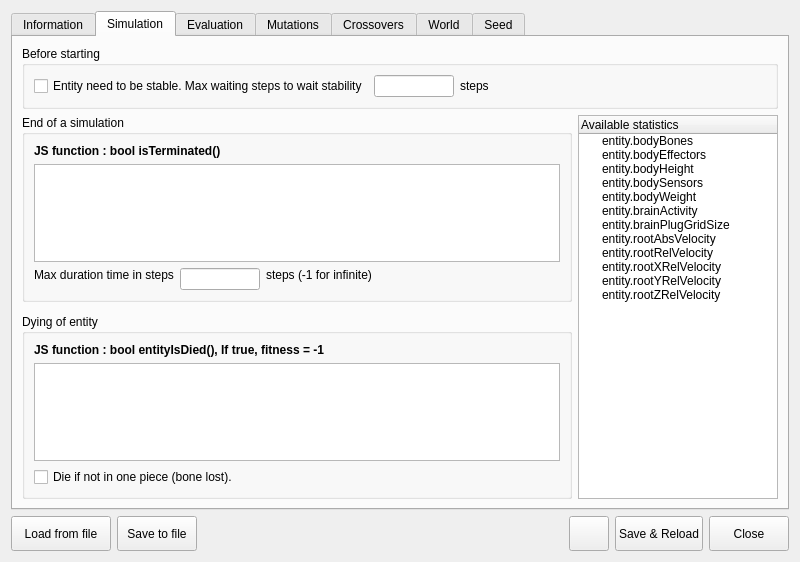
Above: src/genelab/core/ui/widgets/experiments/experimentspropertiescontroller.ui from GeneCraft/GeneCraft-Project before the change. Below: the same form after it.
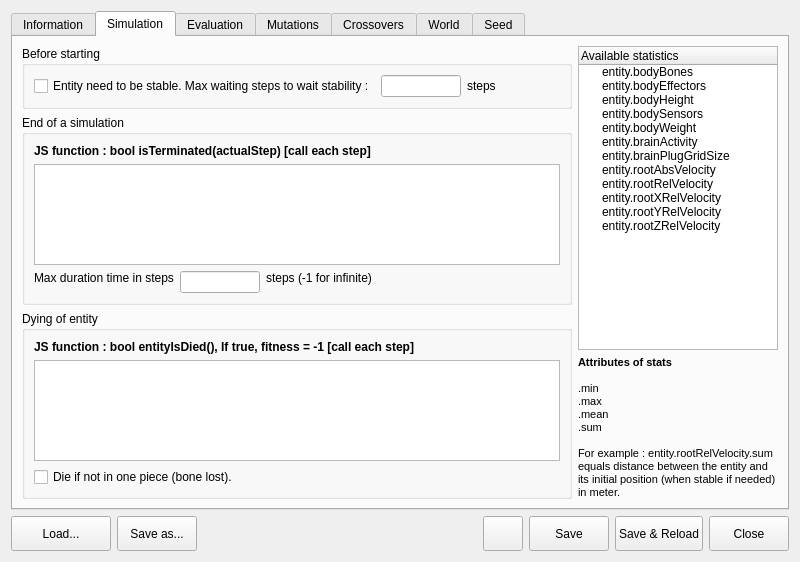
That is the form after the change. The open tabs and pages were chosen to show the change. Icons and pictures are not drawn.

The edit to the form file:
```diff
--- a/src/genelab/core/ui/widgets/experiments/experimentspropertiescontroller.ui
+++ b/src/genelab/core/ui/widgets/experiments/experimentspropertiescontroller.ui
@@ -31,7 +31,7 @@
      </property>
     </spacer>
    </item>
-   <item row="2" column="5">
+   <item row="2" column="6">
     <widget class="QPushButton" name="pbClose">
      <property name="minimumSize">
       <size>
@@ -70,7 +70,7 @@
       </size>
      </property>
      <property name="text">
-      <string>Load from file</string>
+      <string>Load...</string>
      </property>
      <property name="icon">
       <iconset resource="../../../ressources/ressources.qrc">
@@ -78,8 +78,8 @@
      </property>
     </widget>
    </item>
-   <item row="2" column="4">
-    <widget class="QPushButton" name="pbSave">
+   <item row="2" column="5">
+    <widget class="QPushButton" name="pbSaveAndReload">
      <property name="minimumSize">
       <size>
        <width>0</width>
@@ -100,7 +100,7 @@
       </size>
      </property>
      <property name="text">
-      <string>Save to file</string>
+      <string>Save as...</string>
      </property>
      <property name="icon">
       <iconset resource="../../../ressources/ressources.qrc">
@@ -108,10 +108,10 @@
      </property>
     </widget>
    </item>
-   <item row="0" column="0" colspan="6">
+   <item row="0" column="0" colspan="7">
     <widget class="QTabWidget" name="tabWidget">
      <property name="currentIndex">
-      <number>0</number>
+      <number>6</number>
      </property>
      <widget class="QWidget" name="tab_6">
       <attribute name="icon">
@@ -206,7 +206,7 @@
        <string>Simulation</string>
       </attribute>
       <layout class="QGridLayout" name="gridLayout_3">
-       <item row="0" column="0" colspan="2">
+       <item row="0" column="0">
         <widget class="QGroupBox" name="groupBox_6">
          <property name="title">
           <string>Before starting</string>
@@ -248,7 +248,7 @@
           <item row="1" column="0">
            <widget class="QCheckBox" name="cbOnlyIfEntityIsStable">
             <property name="text">
-             <string>Entity need to be stable. Max waiting steps to wait stability</string>
+             <string>Entity need to be stable. Max waiting steps to wait stability :</string>
             </property>
             <property name="checked">
              <bool>false</bool>
@@ -273,7 +273,7 @@
              </font>
             </property>
             <property name="text">
-             <string>JS function : bool isTerminated()</string>
+             <string>JS function : bool isTerminated(actualStep) [call each step]</string>
             </property>
            </widget>
           </item>
@@ -329,7 +329,82 @@
          </layout>
         </widget>
        </item>
-       <item row="3" column="0">
+       <item row="0" column="1" rowspan="3">
+        <widget class="QTreeWidget" name="twAvailableStatsInSim">
+         <property name="maximumSize">
+          <size>
+           <width>200</width>
+           <height>16777215</height>
+          </size>
+         </property>
+         <column>
+          <property name="text">
+           <string>Available statistics</string>
+          </property>
+         </column>
+         <item>
+          <property name="text">
+           <string>entity.bodyBones</string>
+          </property>
+         </item>
+         <item>
+          <property name="text">
+           <string>entity.bodyEffectors</string>
+          </property>
+         </item>
+         <item>
+          <property name="text">
+           <string>entity.bodyHeight</string>
+          </property>
+         </item>
+         <item>
+          <property name="text">
+           <string>entity.bodySensors</string>
+          </property>
+         </item>
+         <item>
+          <property name="text">
+           <string>entity.bodyWeight</string>
+          </property>
+         </item>
+         <item>
+          <property name="text">
+           <string>entity.brainActivity</string>
+          </property>
+         </item>
+         <item>
+          <property name="text">
+           <string>entity.brainPlugGridSize</string>
+          </property>
+         </item>
+         <item>
+          <property name="text">
+           <string>entity.rootAbsVelocity</string>
+          </property>
+         </item>
+         <item>
+          <property name="text">
+           <string>entity.rootRelVelocity</string>
+          </property>
+         </item>
+         <item>
+          <property name="text">
+           <string>entity.rootXRelVelocity</string>
+          </property>
+         </item>
+         <item>
+          <property name="text">
+           <string>entity.rootYRelVelocity</string>
+          </property>
+         </item>
+         <item>
+          <property name="text">
+           <string>entity.rootZRelVelocity</string>
+          </property>
+         </item>
+        </widget>
+       </item>
+       <item row="2" column="0" rowspan="2">
         <widget class="QGroupBox" name="groupBox_8">
          <property name="title">
           <string>Dying of entity</string>
@@ -360,86 +435,38 @@
              </font>
             </property>
             <property name="text">
-             <string>JS function : bool entityIsDied(), If true, fitness = -1</string>
+             <string>JS function : bool entityIsDied(), If true, fitness = -1 [call each step]</string>
             </property>
            </widget>
           </item>
          </layout>
         </widget>
        </item>
-       <item row="1" column="1" rowspan="3">
-        <widget class="QTreeWidget" name="twAvailableStatsInSim">
+       <item row="3" column="1">
+        <widget class="QLabel" name="label_6">
          <property name="maximumSize">
           <size>
            <width>200</width>
            <height>16777215</height>
           </size>
          </property>
-         <column>
-          <property name="text">
-           <string>Available statistics</string>
-          </property>
-         </column>
-         <item>
-          <property name="text">
-           <string>entity.bodyBones</string>
-          </property>
-         </item>
-         <item>
-          <property name="text">
-           <string>entity.bodyEffectors</string>
-          </property>
-         </item>
-         <item>
-          <property name="text">
-           <string>entity.bodyHeight</string>
-          </property>
-         </item>
-         <item>
-          <property name="text">
-           <string>entity.bodySensors</string>
-          </property>
-         </item>
-         <item>
-          <property name="text">
-           <string>entity.bodyWeight</string>
-          </property>
-         </item>
-         <item>
-          <property name="text">
-           <string>entity.brainActivity</string>
-          </property>
-         </item>
-         <item>
-          <property name="text">
-           <string>entity.brainPlugGridSize</string>
-          </property>
-         </item>
-         <item>
-          <property name="text">
-           <string>entity.rootAbsVelocity</string>
-          </property>
-         </item>
-         <item>
-          <property name="text">
-           <string>entity.rootRelVelocity</string>
-          </property>
-         </item>
-         <item>
-          <property name="text">
-           <string>entity.rootXRelVelocity</string>
-          </property>
-         </item>
-         <item>
-          <property name="text">
-           <string>entity.rootYRelVelocity</string>
-          </property>
-         </item>
-         <item>
-          <property name="text">
-           <string>entity.rootZRelVelocity</string>
-          </property>
-         </item>
+         <property name="text">
+          <string>&lt;!DOCTYPE HTML PUBLIC &quot;-//W3C//DTD HTML 4.0//EN&quot; &quot;http://www.w3.org/TR/REC-html40/strict.dtd&quot;&gt;
+&lt;html&gt;&lt;head&gt;&lt;meta name=&quot;qrichtext&quot; content=&quot;1&quot; /&gt;&lt;style type=&quot;text/css&quot;&gt;
+p, li { white-space: pre-wrap; }
+&lt;/style&gt;&lt;/head&gt;&lt;body style=&quot; font-family:'MS Shell Dlg 2'; font-size:8.25pt; font-weight:400; font-style:normal;&quot;&gt;
+&lt;p style=&quot; margin-top:0px; margin-bottom:0px; margin-left:0px; margin-right:0px; -qt-block-indent:0; text-indent:0px;&quot;&gt;&lt;span style=&quot; font-size:8pt; font-weight:600;&quot;&gt;Attributes of stats&lt;/span&gt;&lt;/p&gt;
+&lt;p style=&quot;-qt-paragraph-type:empty; margin-top:0px; margin-bottom:0px; margin-left:0px; margin-right:0px; -qt-block-indent:0; text-indent:0px; font-size:8pt; font-weight:600;&quot;&gt;&lt;/p&gt;
+&lt;p style=&quot; margin-top:0px; margin-bottom:0px; margin-left:0px; margin-right:0px; -qt-block-indent:0; text-indent:0px;&quot;&gt;&lt;span style=&quot; font-size:8pt;&quot;&gt;.min&lt;/span&gt;&lt;/p&gt;
+&lt;p style=&quot; margin-top:0px; margin-bottom:0px; margin-left:0px; margin-right:0px; -qt-block-indent:0; text-indent:0px;&quot;&gt;&lt;span style=&quot; font-size:8pt;&quot;&gt;.max&lt;/span&gt;&lt;/p&gt;
+&lt;p style=&quot; margin-top:0px; margin-bottom:0px; margin-left:0px; margin-right:0px; -qt-block-indent:0; text-indent:0px;&quot;&gt;&lt;span style=&quot; font-size:8pt;&quot;&gt;.mean&lt;/span&gt;&lt;/p&gt;
+&lt;p style=&quot; margin-top:0px; margin-bottom:0px; margin-left:0px; margin-right:0px; -qt-block-indent:0; text-indent:0px;&quot;&gt;&lt;span style=&quot; font-size:8pt;&quot;&gt;.sum&lt;/span&gt;&lt;/p&gt;
+&lt;p style=&quot;-qt-paragraph-type:empty; margin-top:0px; margin-bottom:0px; margin-left:0px; margin-right:0px; -qt-block-indent:0; text-indent:0px; font-size:8pt;&quot;&gt;&lt;/p&gt;
+&lt;p style=&quot; margin-top:0px; margin-bottom:0px; margin-left:0px; margin-right:0px; -qt-block-indent:0; text-indent:0px;&quot;&gt;&lt;span style=&quot; font-size:8pt;&quot;&gt;For example : entity.rootRelVelocity.sum equals distance between the entity and its initial position (when stable if needed) &lt;/span&gt;&lt;span style=&quot; font-size:8pt;&quot;&gt;in meter&lt;/span&gt;&lt;span style=&quot; font-size:8pt;&quot;&gt;.&lt;/span&gt;&lt;/p&gt;&lt;/body&gt;&lt;/html&gt;</string>
+         </property>
+         <property name="wordWrap">
+          <bool>true</bool>
+         </property>
         </widget>
        </item>
       </layout>
@@ -490,7 +517,7 @@
              </font>
             </property>
             <property name="text">
-             <string>JS function : bool entityIsValid()</string>
+             <string>JS function : bool entityIsValid() [call before starting a simulation]</string>
             </property>
            </widget>
           </item>
@@ -572,7 +599,7 @@
          </item>
         </widget>
        </item>
-       <item row="1" column="0">
+       <item row="1" column="0" rowspan="2">
         <widget class="QGroupBox" name="groupBox_2">
          <property name="sizePolicy">
           <sizepolicy hsizetype="Expanding" vsizetype="Preferred">
@@ -593,7 +620,7 @@
              </font>
             </property>
             <property name="text">
-             <string>JS function : float getEntityFitness()</string>
+             <string>JS function : float getEntityFitness() [call at the end of a simulation]</string>
             </property>
            </widget>
           </item>
@@ -609,6 +636,33 @@
          </layout>
         </widget>
        </item>
+       <item row="2" column="1">
+        <widget class="QLabel" name="label_2">
+         <property name="maximumSize">
+          <size>
+           <width>200</width>
+           <height>16777215</height>
+          </size>
+         </property>
+         <property name="text">
+          <string>&lt;!DOCTYPE HTML PUBLIC &quot;-//W3C//DTD HTML 4.0//EN&quot; &quot;http://www.w3.org/TR/REC-html40/strict.dtd&quot;&gt;
+&lt;html&gt;&lt;head&gt;&lt;meta name=&quot;qrichtext&quot; content=&quot;1&quot; /&gt;&lt;style type=&quot;text/css&quot;&gt;
+p, li { white-space: pre-wrap; }
+&lt;/style&gt;&lt;/head&gt;&lt;body style=&quot; font-family:'MS Shell Dlg 2'; font-size:8.25pt; font-weight:400; font-style:normal;&quot;&gt;
+&lt;p style=&quot; margin-top:0px; margin-bottom:0px; margin-left:0px; margin-right:0px; -qt-block-indent:0; text-indent:0px;&quot;&gt;&lt;span style=&quot; font-size:8pt; font-weight:600;&quot;&gt;Attributes of stats&lt;/span&gt;&lt;/p&gt;
+&lt;p style=&quot;-qt-paragraph-type:empty; margin-top:0px; margin-bottom:0px; margin-left:0px; margin-right:0px; -qt-block-indent:0; text-indent:0px; font-size:8pt; font-weight:600;&quot;&gt;&lt;/p&gt;
+&lt;p style=&quot; margin-top:0px; margin-bottom:0px; margin-left:0px; margin-right:0px; -qt-block-indent:0; text-indent:0px;&quot;&gt;&lt;span style=&quot; font-size:8pt;&quot;&gt;.min&lt;/span&gt;&lt;/p&gt;
+&lt;p style=&quot; margin-top:0px; margin-bottom:0px; margin-left:0px; margin-right:0px; -qt-block-indent:0; text-indent:0px;&quot;&gt;&lt;span style=&quot; font-size:8pt;&quot;&gt;.max&lt;/span&gt;&lt;/p&gt;
+&lt;p style=&quot; margin-top:0px; margin-bottom:0px; margin-left:0px; margin-right:0px; -qt-block-indent:0; text-indent:0px;&quot;&gt;&lt;span style=&quot; font-size:8pt;&quot;&gt;.mean&lt;/span&gt;&lt;/p&gt;
+&lt;p style=&quot; margin-top:0px; margin-bottom:0px; margin-left:0px; margin-right:0px; -qt-block-indent:0; text-indent:0px;&quot;&gt;&lt;span style=&quot; font-size:8pt;&quot;&gt;.sum&lt;/span&gt;&lt;/p&gt;
+&lt;p style=&quot;-qt-paragraph-type:empty; margin-top:0px; margin-bottom:0px; margin-left:0px; margin-right:0px; -qt-block-indent:0; text-indent:0px; font-size:8pt;&quot;&gt;&lt;/p&gt;
+&lt;p style=&quot; margin-top:0px; margin-bottom:0px; margin-left:0px; margin-right:0px; -qt-block-indent:0; text-indent:0px;&quot;&gt;&lt;span style=&quot; font-size:8pt;&quot;&gt;For example : entity.rootRelVelocity.sum equals distance between the entity and its initial position (when stable if needed) in meter.&lt;/span&gt;&lt;/p&gt;&lt;/body&gt;&lt;/html&gt;</string>
+         </property>
+         <property name="wordWrap">
+          <bool>true</bool>
+         </property>
+        </widget>
+       </item>
       </layout>
      </widget>
      <widget class="QWidget" name="tab_3">
@@ -656,8 +710,8 @@
                <rect>
                 <x>0</x>
                 <y>0</y>
-                <width>682</width>
-                <height>387</height>
+                <width>732</width>
+                <height>407</height>
                </rect>
               </property>
               <layout class="QVBoxLayout" name="verticalLayout_4">
@@ -702,8 +756,8 @@
                <rect>
                 <x>0</x>
                 <y>0</y>
-                <width>98</width>
-                <height>36</height>
+                <width>1164</width>
+                <height>574</height>
                </rect>
               </property>
               <layout class="QVBoxLayout" name="verticalLayout">
@@ -737,6 +791,28 @@
       <attribute name="title">
        <string>Crossovers</string>
       </attribute>
+      <layout class="QGridLayout" name="gridLayout_6">
+       <item row="0" column="0">
+        <widget class="QLabel" name="label_8">
+         <property name="text">
+          <string>Coming soon...</string>
+         </property>
+        </widget>
+       </item>
+       <item row="1" column="0">
+        <spacer name="verticalSpacer_2">
+         <property name="orientation">
+          <enum>Qt::Vertical</enum>
+         </property>
+         <property name="sizeHint" stdset="0">
+          <size>
+           <width>20</width>
+           <height>40</height>
+          </size>
+         </property>
+        </spacer>
+       </item>
+      </layout>
      </widget>
      <widget class="QWidget" name="tab_8">
       <attribute name="icon">
@@ -841,6 +917,16 @@
           </item>
           <item row="2" column="2" rowspan="3">
            <layout class="QGridLayout" name="gridLayout_20">
+            <item row="0" column="1">
+             <widget class="QLabel" name="label_23">
+              <property name="text">
+               <string>Lights</string>
+              </property>
+              <property name="alignment">
+               <set>Qt::AlignLeading|Qt::AlignLeft|Qt::AlignTop</set>
+              </property>
+             </widget>
+            </item>
             <item row="0" column="2">
              <widget class="QTextEdit" name="teLights">
               <property name="maximumSize">
@@ -863,16 +949,6 @@
               </property>
              </widget>
             </item>
-            <item row="0" column="1">
-             <widget class="QLabel" name="label_23">
-              <property name="text">
-               <string>Lights</string>
-              </property>
-              <property name="alignment">
-               <set>Qt::AlignLeading|Qt::AlignLeft|Qt::AlignTop</set>
-              </property>
-             </widget>
-            </item>
            </layout>
           </item>
          </layout>
@@ -959,23 +1035,13 @@
             </item>
            </widget>
           </item>
-          <item row="1" column="6">
-           <widget class="QPushButton" name="pushButton">
+          <item row="1" column="6" rowspan="2">
+           <widget class="QPushButton" name="pbTakeFromCamera">
             <property name="enabled">
              <bool>false</bool>
             </property>
             <property name="text">
-             <string>From Creature Viewer</string>
-            </property>
-           </widget>
-          </item>
-          <item row="2" column="6">
-           <widget class="QPushButton" name="pushButton_2">
-            <property name="enabled">
-             <bool>false</bool>
-            </property>
-            <property name="text">
-             <string>From Creature Viewer</string>
+             <string>Take from camera</string>
             </property>
            </widget>
           </item>
@@ -1360,6 +1426,23 @@
      </widget>
     </widget>
    </item>
+   <item row="2" column="4">
+    <widget class="QPushButton" name="pbSave">
+     <property name="minimumSize">
+      <size>
+       <width>0</width>
+       <height>35</height>
+      </size>
+     </property>
+     <property name="text">
+      <string>Save</string>
+     </property>
+     <property name="icon">
+      <iconset resource="../../../ressources/ressources.qrc">
+       <normaloff>:/img/icons/experiment_save</normaloff>:/img/icons/experiment_save</iconset>
+     </property>
+    </widget>
+   </item>
   </layout>
  </widget>
  <resources>
```
